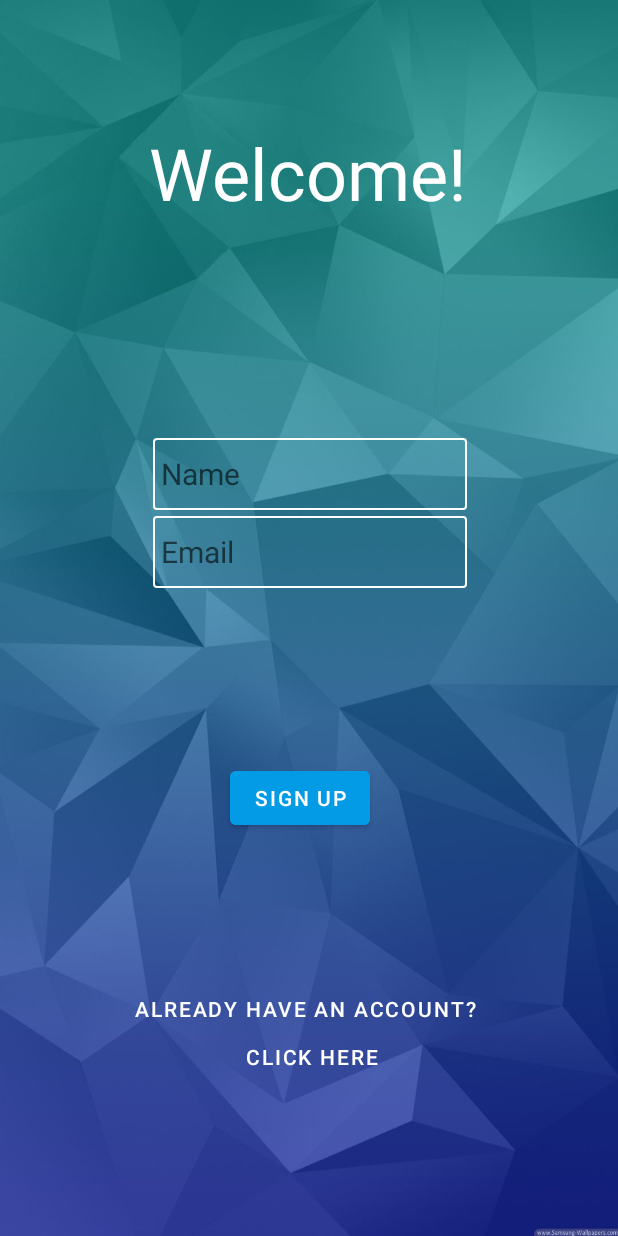
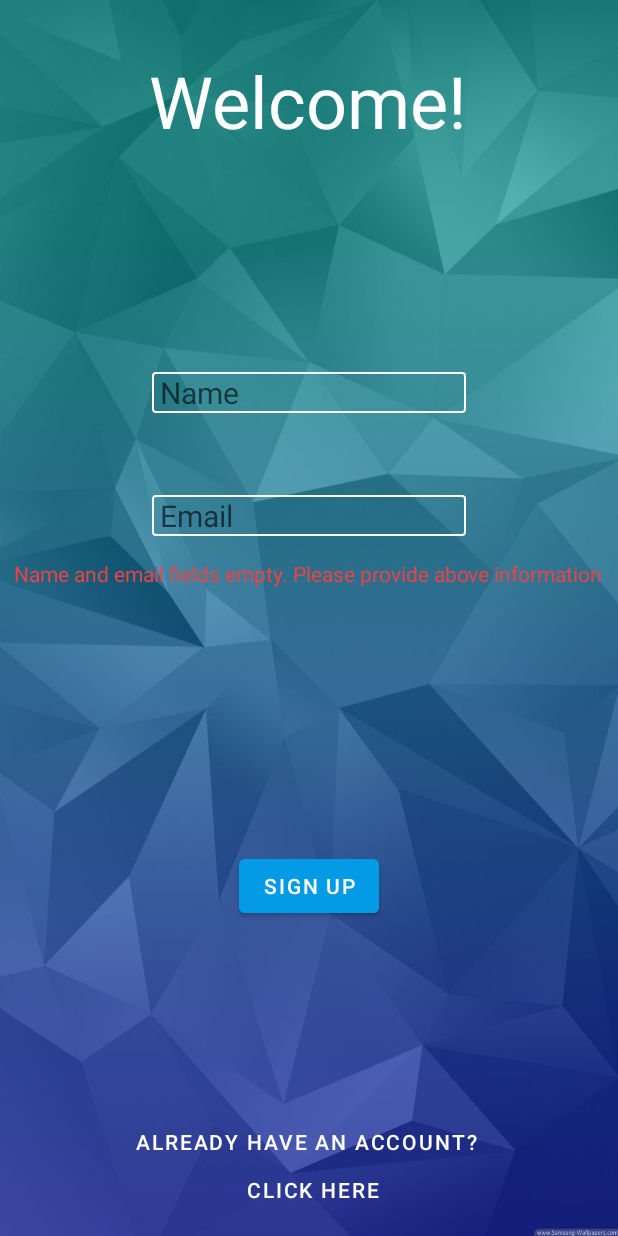
Before and after one commit to priyalpat721/StickItToEm, an Android app: the screen it shows after launch (SignUpActivity), after a tap on "SIGN UP", on a phone screen of 412 x 824 dp. Run offline under Robolectric (Android 15) with nearby library versions, the light colour scheme and no system bars; our stand-ins replace Firebase (no records; nobody signed in at launch, a user with empty details on screens opened directly).

Commit message:
RM: fixed empty string bugs in sign-up/sign-in page and also fixed landscape constraints layout

```diff
--- a/app/src/main/java/edu/neu/madcourse/stickittoem/userAuth/SignInActivity.kt
+++ b/app/src/main/java/edu/neu/madcourse/stickittoem/userAuth/SignInActivity.kt
@@ -56,7 +56,15 @@ class SignInActivity : AppCompatActivity() {
 
     @SuppressLint("SetTextI18n")
     private fun signIn(userNameOrEmail: String, password: String) {
+
         warning.text = ""
+        if(userNameOrEmail.equals("")){
+            progressBar.visibility = View.VISIBLE
+            Thread.sleep(1000)
+            progressBar.visibility = View.GONE
+            warning.text = "You don't have any text in the Email field. Please try again."
+            return
+        }
         auth.signInWithEmailAndPassword(userNameOrEmail, password)
             .addOnCompleteListener(this@SignInActivity) { task ->
                 if (task.isSuccessful) {
--- a/app/src/main/java/edu/neu/madcourse/stickittoem/userAuth/SignUpActivity.kt
+++ b/app/src/main/java/edu/neu/madcourse/stickittoem/userAuth/SignUpActivity.kt
@@ -18,6 +18,7 @@ import java.util.HashMap
 class SignUpActivity : AppCompatActivity() {
     private lateinit var name: EditText
     private lateinit var email: EditText
+    private lateinit var warning_sign_up: TextView
     private lateinit var signUp: Button
     private lateinit var switchToLogIn: Button
     private lateinit var progressBar: ProgressBar
@@ -29,6 +30,8 @@ class SignUpActivity : AppCompatActivity() {
         super.onCreate(savedInstanceState)
         setContentView(R.layout.activity_sign_up)
 
+        warning_sign_up = findViewById(R.id.warning_sign_up)
+        warning_sign_up.text = ""
         name = findViewById(R.id.name)
         email = findViewById(R.id.email)
         signUp = findViewById(R.id.sign_up)
@@ -52,6 +55,21 @@ class SignUpActivity : AppCompatActivity() {
     }
 
     private fun signup(emailAddress: String, password: String, nameText: String) {
+        warning_sign_up.text = ""
+
+        if(emailAddress.equals("") || nameText.equals("")){
+            Thread.sleep(1000)
+            progressBar.visibility = View.GONE
+            if(nameText.equals("") && emailAddress.equals("")){
+                warning_sign_up.text = "Name and email fields empty. Please provide above information"
+            } else if (emailAddress.equals("")){
+                warning_sign_up.text = "Email Field empty. Please enter your Email."
+            } else {
+                warning_sign_up.text = "Name Field empty. Please enter your Name."
+            }
+
+            return
+        }
         auth.createUserWithEmailAndPassword(emailAddress, password)
             .addOnCompleteListener(this@SignUpActivity) { task ->
                 if (task.isSuccessful) {
--- a/app/src/main/res/layout/activity_sigin_in.xml
+++ b/app/src/main/res/layout/activity_sigin_in.xml
@@ -15,10 +15,9 @@
         android:text="@string/don_t_have_an_account_n_click_here"
         app:layout_constraintBottom_toBottomOf="parent"
         app:layout_constraintEnd_toEndOf="parent"
-        app:layout_constraintHorizontal_bias="0.496"
         app:layout_constraintStart_toStartOf="parent"
         app:layout_constraintTop_toTopOf="parent"
-        app:layout_constraintVertical_bias="0.867" />
+        app:layout_constraintVertical_bias="0.917" />
 
     <TextView
         android:id="@+id/warning_sign"
@@ -36,7 +35,7 @@
 
     <EditText
         android:id="@+id/sign_in_email"
-        android:layout_width="wrap_content"
+        android:layout_width="348dp"
         android:layout_height="wrap_content"
         android:autofillHints=""
         android:background="@drawable/border"
@@ -48,8 +47,10 @@
         android:textSize="20sp"
         app:layout_constraintBottom_toBottomOf="parent"
         app:layout_constraintEnd_toEndOf="parent"
+        app:layout_constraintHorizontal_bias="0.498"
         app:layout_constraintStart_toStartOf="parent"
         app:layout_constraintTop_toTopOf="parent"
+        app:layout_constraintVertical_bias="0.352"
         tools:ignore="RtlSymmetry" />
 
     <ProgressBar
@@ -59,9 +60,10 @@
         android:layout_height="wrap_content"
         app:layout_constraintBottom_toBottomOf="parent"
         app:layout_constraintEnd_toEndOf="parent"
+        app:layout_constraintHorizontal_bias="0.499"
         app:layout_constraintStart_toStartOf="parent"
         app:layout_constraintTop_toTopOf="parent"
-        app:layout_constraintVertical_bias="0.594" />
+        app:layout_constraintVertical_bias="0.553" />
 
     <Button
         android:id="@+id/sign_in_button"
@@ -72,10 +74,10 @@
         android:textColor="@color/white"
         app:layout_constraintBottom_toBottomOf="parent"
         app:layout_constraintEnd_toEndOf="parent"
-        app:layout_constraintHorizontal_bias="0.498"
+        app:layout_constraintHorizontal_bias="0.499"
         app:layout_constraintStart_toStartOf="parent"
         app:layout_constraintTop_toBottomOf="@+id/sign_in_email"
-        app:layout_constraintVertical_bias="0.293"
+        app:layout_constraintVertical_bias="0.465"
         tools:ignore="TextContrastCheck,DuplicateSpeakableTextCheck" />
 
     <TextView
@@ -87,9 +89,9 @@
         android:textSize="28sp"
         app:layout_constraintBottom_toBottomOf="parent"
         app:layout_constraintEnd_toEndOf="parent"
-        app:layout_constraintHorizontal_bias="0.512"
+        app:layout_constraintHorizontal_bias="0.505"
         app:layout_constraintStart_toStartOf="parent"
         app:layout_constraintTop_toTopOf="parent"
-        app:layout_constraintVertical_bias="0.303" />
+        app:layout_constraintVertical_bias="0.147" />
 
 </androidx.constraintlayout.widget.ConstraintLayout>
--- a/app/src/main/res/layout/activity_sign_up.xml
+++ b/app/src/main/res/layout/activity_sign_up.xml
@@ -7,20 +7,6 @@
     android:background="@drawable/background"
     tools:context=".userAuth.SignUpActivity">
 
-
-    <TextView
-        android:id="@+id/welcome"
-        android:layout_width="wrap_content"
-        android:layout_height="wrap_content"
-        android:text="@string/welcome"
-        android:textColor="#FFFFFF"
-        android:textSize="48sp"
-        app:layout_constraintBottom_toBottomOf="parent"
-        app:layout_constraintEnd_toEndOf="parent"
-        app:layout_constraintHorizontal_bias="0.497"
-        app:layout_constraintStart_toStartOf="parent"
-        app:layout_constraintTop_toTopOf="parent"
-        app:layout_constraintVertical_bias="0.109" />
 
     <!--    <EditText-->
     <!--        android:id="@+id/password"-->
@@ -35,49 +21,64 @@
     <!--        app:layout_constraintTop_toTopOf="parent"-->
     <!--        app:layout_constraintVertical_bias="0.542" />-->
 
+    <TextView
+        android:id="@+id/welcome"
+        android:layout_width="wrap_content"
+        android:layout_height="wrap_content"
+        android:text="@string/welcome"
+        android:textColor="#FFFFFF"
+        android:textSize="48sp"
+        app:layout_constraintBottom_toBottomOf="parent"
+        app:layout_constraintEnd_toEndOf="parent"
+        app:layout_constraintHorizontal_bias="0.497"
+        app:layout_constraintStart_toStartOf="parent"
+        app:layout_constraintTop_toTopOf="parent"
+        app:layout_constraintVertical_bias="0.046" />
+
     <Button
         android:id="@+id/sign_up"
         android:layout_width="wrap_content"
         android:layout_height="wrap_content"
-        android:layout_marginTop="508dp"
         android:backgroundTint="#039BE5"
         android:text="@string/sign_up"
-        app:layout_constraintEnd_toEndOf="@+id/to_login_page"
-        app:layout_constraintHorizontal_bias="0.47"
-        app:layout_constraintStart_toStartOf="@+id/to_login_page"
-        app:layout_constraintTop_toTopOf="parent"
+        app:layout_constraintBottom_toBottomOf="parent"
+        app:layout_constraintEnd_toEndOf="parent"
+        app:layout_constraintHorizontal_bias="0.499"
+        app:layout_constraintStart_toStartOf="parent"
+        app:layout_constraintTop_toBottomOf="@+id/email"
         tools:ignore="TextContrastCheck" />
 
     <EditText
         android:id="@+id/email"
         android:layout_width="209dp"
-        android:layout_height="48dp"
-        android:layout_marginTop="344dp"
+        android:layout_height="wrap_content"
         android:background="@drawable/border"
         android:hint="@string/email"
         android:inputType="textEmailAddress"
+        android:textColor="#FFFFFF"
         android:paddingStart="5dp"
         android:textSize="20sp"
-        app:layout_constraintEnd_toEndOf="@+id/name"
-        app:layout_constraintHorizontal_bias="0.524"
-        app:layout_constraintStart_toStartOf="@+id/name"
-        app:layout_constraintTop_toTopOf="parent" />
+        app:layout_constraintBottom_toBottomOf="parent"
+        app:layout_constraintEnd_toEndOf="parent"
+        app:layout_constraintStart_toStartOf="parent"
+        app:layout_constraintTop_toTopOf="parent"
+        app:layout_constraintVertical_bias="0.414" />
 
     <EditText
         android:id="@+id/name"
         android:layout_width="209dp"
-        android:layout_height="48dp"
+        android:layout_height="wrap_content"
         android:background="@drawable/border"
         android:hint="@string/name"
         android:inputType="textNoSuggestions"
         android:paddingStart="5dp"
         android:textSize="20sp"
+        android:textColor="#FFFFFF"
         app:layout_constraintBottom_toBottomOf="parent"
         app:layout_constraintEnd_toEndOf="parent"
-        app:layout_constraintHorizontal_bias="0.504"
         app:layout_constraintStart_toStartOf="parent"
         app:layout_constraintTop_toTopOf="parent"
-        app:layout_constraintVertical_bias="0.376" />
+        app:layout_constraintVertical_bias="0.311" />
 
     <Button
         android:id="@+id/to_login_page"
@@ -87,20 +88,34 @@
         android:text="@string/already_have_an_account"
         app:layout_constraintBottom_toBottomOf="parent"
         app:layout_constraintEnd_toEndOf="parent"
-        app:layout_constraintHorizontal_bias="0.496"
+        app:layout_constraintHorizontal_bias="0.498"
         app:layout_constraintStart_toStartOf="parent"
         app:layout_constraintTop_toTopOf="parent"
-        app:layout_constraintVertical_bias="0.867" />
+        app:layout_constraintVertical_bias="0.985" />
 
     <ProgressBar
         android:id="@+id/progress_bar"
         style="?android:attr/progressBarStyle"
         android:layout_width="wrap_content"
         android:layout_height="wrap_content"
-        android:layout_marginTop="424dp"
-        app:layout_constraintEnd_toEndOf="@+id/email"
+        app:layout_constraintBottom_toBottomOf="parent"
+        app:layout_constraintEnd_toEndOf="parent"
+        app:layout_constraintHorizontal_bias="0.499"
+        app:layout_constraintStart_toStartOf="parent"
+        app:layout_constraintTop_toTopOf="parent"
+        app:layout_constraintVertical_bias="0.606" />
+
+    <TextView
+        android:id="@+id/warning_sign_up"
+        android:layout_width="wrap_content"
+        android:layout_height="wrap_content"
+        android:text="TextView"
+        android:textColor="#ED4343"
+        app:layout_constraintBottom_toBottomOf="parent"
+        app:layout_constraintEnd_toEndOf="parent"
         app:layout_constraintHorizontal_bias="0.498"
-        app:layout_constraintStart_toStartOf="@+id/email"
-        app:layout_constraintTop_toTopOf="parent" />
+        app:layout_constraintStart_toStartOf="parent"
+        app:layout_constraintTop_toBottomOf="@+id/email"
+        app:layout_constraintVertical_bias="0.034" />
 
 </androidx.constraintlayout.widget.ConstraintLayout>
--- a/app/src/main/res/values/strings.xml
+++ b/app/src/main/res/values/strings.xml
@@ -31,6 +31,6 @@
     <string name="history">History</string>
     <string name="signed_in_as">Signed in as:</string>
     <string name="example_gmail_com">example@gmail.com</string>
-    <string name="email_username">Email/username</string>
+    <string name="email_username">Email</string>
     <string name="sign_in">SIGN IN</string>
 </resources>
```
